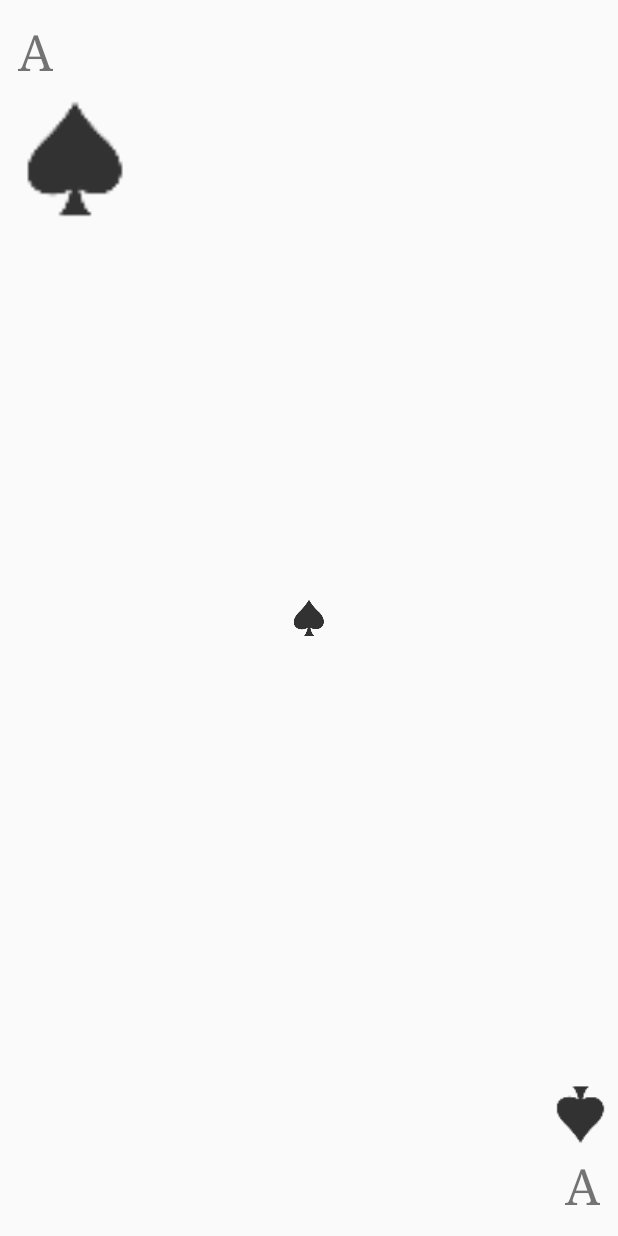
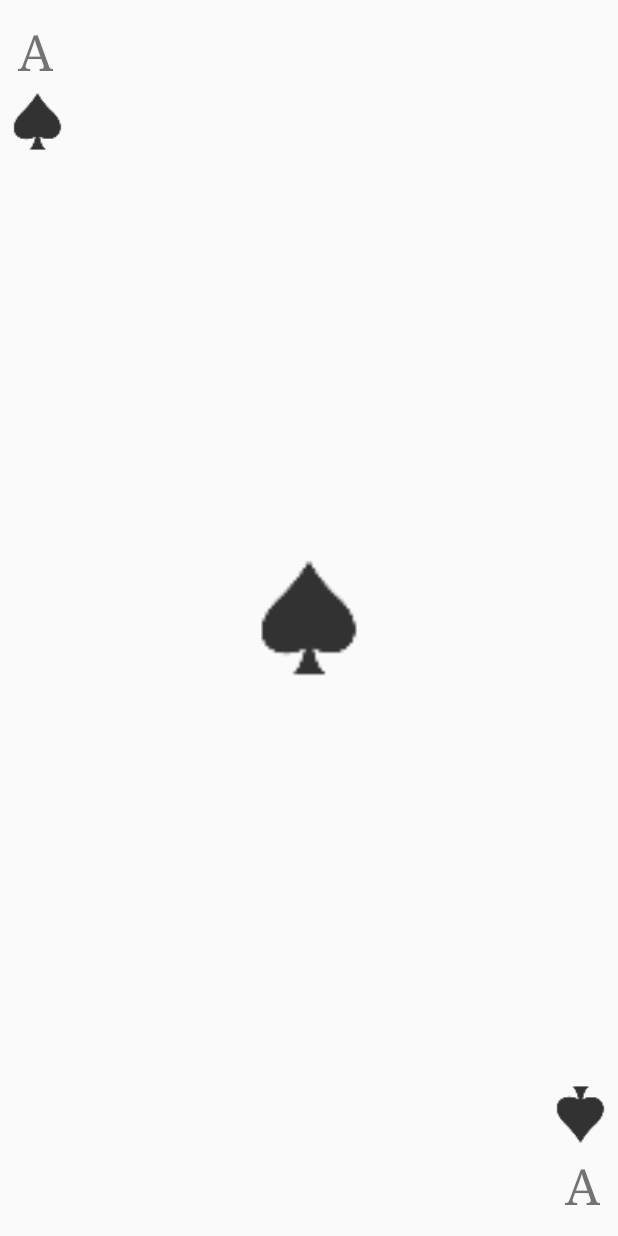
Before and after one commit to ChapmanCPSC356Fall2017/card-stack-inventor56, an Android app: the layout layout_relative.xml on its own in the app's theme, with its tools: preview values and no code run, on a phone screen of 412 x 824 dp. Run offline under Robolectric (Android 15) with nearby library versions, the phone set to English and light mode, and no system bars.

Commit message:
- Final Assignment Version

```diff
--- a/SmithCardApp/app/src/main/java/com/example/jsjos/smithcardapp/MainActivity.java
+++ b/SmithCardApp/app/src/main/java/com/example/jsjos/smithcardapp/MainActivity.java
@@ -48,7 +48,7 @@ public class MainActivity extends AppCompatActivity {
         for (Suit s : Suit.values()) {
             cardStack.push(new Card("A", s.getString()));
             for (int i = 2; i <= 10; i++) {
-                cardStack.push(new Card(String.valueOf(i), Suit.SPADE.getString()));
+                cardStack.push(new Card(String.valueOf(i), s.getString()));
             }
             cardStack.push(new Card("J", s.getString()));
             cardStack.push(new Card("Q", s.getString()));
@@ -68,14 +68,8 @@ public class MainActivity extends AppCompatActivity {
                 else {
                     finish();
                 }
-
-
             }
         });
-
-
-
-
     }
 
     @Override
--- a/SmithCardApp/app/src/main/res/layout/layout_relative.xml
+++ b/SmithCardApp/app/src/main/res/layout/layout_relative.xml
@@ -18,8 +18,8 @@
         android:contentDescription="@string/cont_desc"
         android:id="@+id/topLeftIconID"
         android:src="@drawable/drawable_spade"
-        android:layout_width="100dp"
-        android:layout_height="100dp"
+        android:layout_width="50dp"
+        android:layout_height="50dp"
         android:scaleType="fitXY"
         android:layout_below="@+id/topLeftCardValueID"
         android:layout_alignParentStart="true" />
@@ -28,8 +28,8 @@
         android:contentDescription="@string/cont_desc"
         android:id="@+id/centerIconID"
         android:src="@drawable/drawable_spade"
-        android:layout_width="wrap_content"
-        android:layout_height="wrap_content"
+        android:layout_width="100dp"
+        android:layout_height="100dp"
         android:layout_centerVertical="true"
         android:layout_centerHorizontal="true" />
 
```
